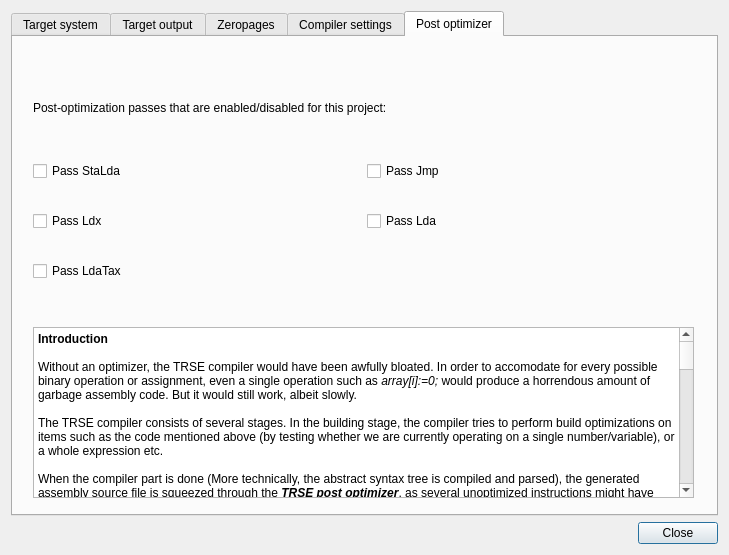
First picture: the form in source/dialogprojectsettings.ui, repository leuat/TRSE, before the edit.
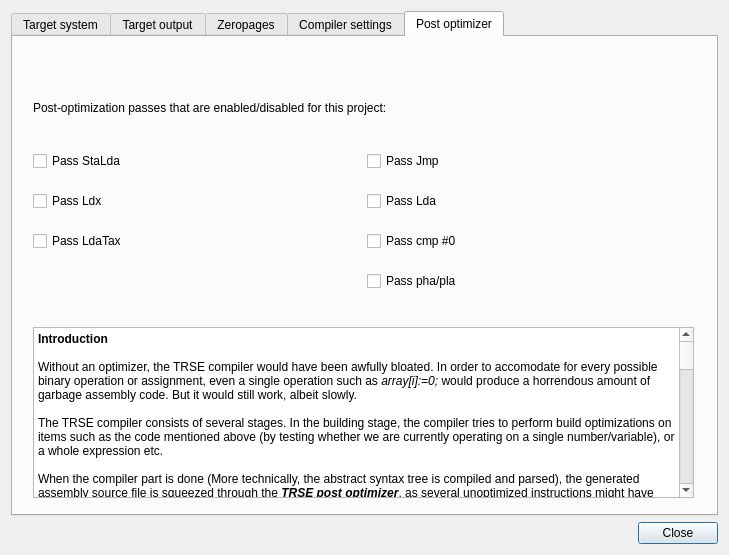
Second picture: the form after the edit. The open tabs and pages were chosen to show the change.

```diff
--- a/source/dialogprojectsettings.ui
+++ b/source/dialogprojectsettings.ui
@@ -792,6 +792,20 @@
             </property>
            </widget>
           </item>
+          <item row="2" column="1">
+           <widget class="QCheckBox" name="chkPassCmp0">
+            <property name="text">
+             <string>Pass cmp #0</string>
+            </property>
+           </widget>
+          </item>
+          <item row="3" column="1">
+           <widget class="QCheckBox" name="chkPassPhaPla">
+            <property name="text">
+             <string>Pass pha/pla</string>
+            </property>
+           </widget>
+          </item>
          </layout>
         </widget>
         <widget class="QLabel" name="label_3">
```
Left out of the diff: 30 changed lines with no effect on the pictures.
